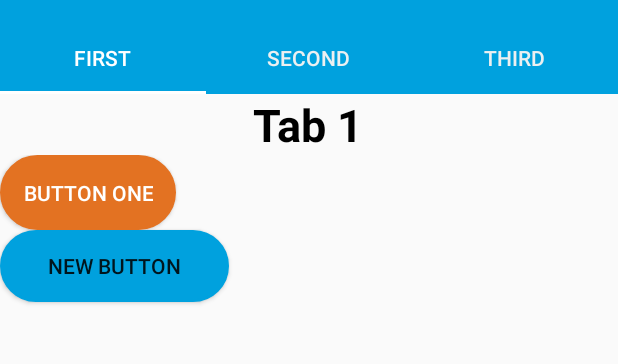
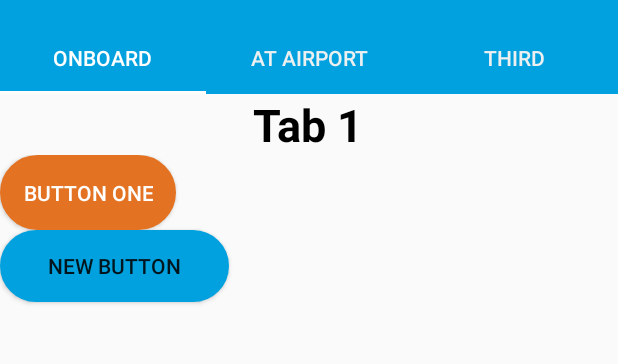
Before and after one commit to janlaan/Hyper42-Hackathon2019, an Android app: the screen it shows after launch (MainActivity), after a tap on "BUTTON ONE", on a phone screen of 412 x 824 dp, the part 62-426 px from its top. Run offline under Robolectric (Android 15) with nearby library versions, the phone set to English and light mode, and no system bars.

Commit message:
formatting

```diff
--- a/Phone/app/src/main/java/nl/hyper42/kim/android/MainActivity.java
+++ b/Phone/app/src/main/java/nl/hyper42/kim/android/MainActivity.java
@@ -1,17 +1,15 @@
 package nl.hyper42.kim.android;
 
+import android.os.Bundle;
 import android.support.design.widget.TabLayout;
 import android.support.v4.view.ViewPager;
 import android.support.v7.app.AppCompatActivity;
-import android.os.Bundle;
 import android.support.v7.widget.Toolbar;
 
-
 public class MainActivity extends AppCompatActivity implements TabLayout.OnTabSelectedListener {
- Toolbar toolbar;
- ViewPager viewPager;
- TabLayout tabLayout;
-
+    Toolbar toolbar;
+    ViewPager viewPager;
+    TabLayout tabLayout;
 
     @Override
     protected void onCreate(Bundle savedInstanceState) {
@@ -21,17 +19,15 @@ public class MainActivity extends AppCompatActivity implements TabLayout.OnTabSe
         toolbar = findViewById(R.id.toolbar);
         setSupportActionBar(toolbar);
 
+        tabLayout = findViewById(R.id.tablayout);
 
-        tabLayout = findViewById(R.id.tablayout);
-        tabLayout.addTab(tabLayout.newTab().setText("First"));
-        tabLayout.addTab(tabLayout.newTab().setText("Second"));
+        tabLayout.addTab(tabLayout.newTab().setText(getString(R.string.tab1)));
+        tabLayout.addTab(tabLayout.newTab().setText(getString(R.string.tab2)));
         tabLayout.addTab(tabLayout.newTab().setText("Third"));
-
 
         viewPager = findViewById(R.id.viewpager);
 
-        PagerAdapter
-                pagerAdapter = new PagerAdapter(getSupportFragmentManager(),tabLayout.getTabCount());
+        PagerAdapter pagerAdapter = new PagerAdapter(getSupportFragmentManager(), tabLayout.getTabCount());
 
         viewPager.setAdapter(pagerAdapter);
 
--- a/Phone/app/src/main/java/nl/hyper42/kim/android/PagerAdapter.java
+++ b/Phone/app/src/main/java/nl/hyper42/kim/android/PagerAdapter.java
@@ -19,7 +19,7 @@ public class PagerAdapter extends FragmentStatePagerAdapter {
 
     @Override
     public Fragment getItem(int position) {
-        switch (position){
+        switch (position) {
             case 0:
                 Tab1 tab1 = new Tab1();
                 return tab1;
@@ -33,8 +33,6 @@ public class PagerAdapter extends FragmentStatePagerAdapter {
                 return null;
         }
 
-
-
     }
 
     @Override
--- a/Phone/app/src/main/java/nl/hyper42/kim/android/Tab1.java
+++ b/Phone/app/src/main/java/nl/hyper42/kim/android/Tab1.java
@@ -1,22 +1,29 @@
 package nl.hyper42.kim.android;
 
-
-import android.app.AlertDialog;
+import android.os.Bundle;
 import android.support.v4.app.Fragment;
-import android.os.Bundle;
+import android.util.Log;
 import android.view.LayoutInflater;
 import android.view.View;
 import android.view.ViewGroup;
 import android.widget.Toast;
 
+import nl.hyper42.kim.android.generated.info.FlightInfo;
+import nl.hyper42.kim.android.info.InfoClient;
+import retrofit2.Call;
+import retrofit2.Callback;
+import retrofit2.Response;
+
 /**
- * Created by Kamere on 4/18/2018.
+ * The Onboard tab
  */
 
 public class Tab1 extends Fragment implements View.OnClickListener {
 
+    private String TAG = "Tab1";
+
     @Override
-    public View onCreateView(LayoutInflater inflater,ViewGroup container, Bundle savedInstanceState) {
+    public View onCreateView(LayoutInflater inflater, ViewGroup container, Bundle savedInstanceState) {
         View view = inflater.inflate(R.layout.tab1, container, false);
         View button = view.findViewById(R.id.button1);
         button.setOnClickListener(this);
@@ -27,12 +34,34 @@ public class Tab1 extends Fragment implements View.OnClickListener {
 
     @Override
     public void onClick(View view) {
-        if (view.getId()==R.id.button1) {
-            Toast.makeText(getContext(), "you choose button 1",
-                    Toast.LENGTH_SHORT).show();
-        } else {
-            Toast.makeText(getContext(), "you choose button 2",
-                    Toast.LENGTH_SHORT).show();
+        switch (view.getId()) {
+            case R.id.button1:
+                onButtonOneClick(view);
+                break;
+            case R.id.button2:
+                onButtonTwoClick();
+                break;
         }
     }
+
+    private void onButtonTwoClick() {
+        Call<FlightInfo> flightInfoCall = InfoClient.getInfoService().getFlightInfo();
+        flightInfoCall.enqueue(new Callback<FlightInfo>() {
+            @Override
+            public void onResponse(Call<FlightInfo> call, Response<FlightInfo> response) {
+                Toast.makeText(getContext(), "success", Toast.LENGTH_SHORT).show();
+            }
+
+            @Override
+            public void onFailure(Call<FlightInfo> call, Throwable t) {
+                Toast.makeText(getContext(), "failure", Toast.LENGTH_SHORT).show();
+                Log.e(TAG, "onFailure: ", t);
+            }
+        });
+        Toast.makeText(getContext(), "you choose button 2", Toast.LENGTH_SHORT).show();
+    }
+
+    private void onButtonOneClick(View view) {
+        Toast.makeText(getContext(), "you choose button 1", Toast.LENGTH_SHORT).show();
+    }
 }
--- a/Phone/app/src/main/java/nl/hyper42/kim/android/Tab2.java
+++ b/Phone/app/src/main/java/nl/hyper42/kim/android/Tab2.java
@@ -1,8 +1,8 @@
 package nl.hyper42.kim.android;
 
-import android.support.v4.app.Fragment;
 import android.os.Bundle;
 import android.support.annotation.Nullable;
+import android.support.v4.app.Fragment;
 import android.view.LayoutInflater;
 import android.view.View;
 import android.view.ViewGroup;
@@ -15,6 +15,6 @@ public class Tab2 extends Fragment {
     @Nullable
     @Override
     public View onCreateView(LayoutInflater inflater, @Nullable ViewGroup container, Bundle savedInstanceState) {
-        return inflater.inflate(R.layout.tab2,container,false);
+        return inflater.inflate(R.layout.tab2, container, false);
     }
 }
--- a/Phone/app/src/main/res/drawable/button_primary.xml
+++ b/Phone/app/src/main/res/drawable/button_primary.xml
@@ -2,8 +2,8 @@
 <selector xmlns:android="http://schemas.android.com/apk/res/android">
     <item>
         <shape android:shape="rectangle">
-            <solid android:color="@color/klm_primary_button"/>
-            <stroke android:color="@color/klm_primary_button" android:width="2dp" />
+            <solid android:color="@color/klm_primary_button" />
+            <stroke android:width="2dp" android:color="@color/klm_primary_button" />
             <!--corners allow us to make the rounded corners button-->
             <corners android:radius="32dp" />
         </shape>
--- a/Phone/app/src/main/res/drawable/button_secondary.xml
+++ b/Phone/app/src/main/res/drawable/button_secondary.xml
@@ -2,8 +2,8 @@
 <selector xmlns:android="http://schemas.android.com/apk/res/android">
     <item>
         <shape android:shape="rectangle">
-            <solid android:color="@color/klm_secondary_button"/>
-            <stroke android:color="@color/klm_secondary_button" android:width="2dp" />
+            <solid android:color="@color/klm_secondary_button" />
+            <stroke android:width="2dp" android:color="@color/klm_secondary_button" />
             <!--corners allow us to make the rounded corners button-->
             <corners android:radius="32dp" />
         </shape>
--- a/Phone/app/src/main/res/layout/activity_main.xml
+++ b/Phone/app/src/main/res/layout/activity_main.xml
@@ -12,20 +12,17 @@
         android:layout_height="wrap_content"
         android:background="@color/klm_blue"
         app:title="@string/app_name"
-        app:titleTextColor="@color/klm_white"
-        >
-    </android.support.v7.widget.Toolbar>
+        app:titleTextColor="@color/klm_white"></android.support.v7.widget.Toolbar>
 
     <android.support.design.widget.TabLayout
         android:id="@+id/tablayout"
-        android:layout_below="@+id/toolbar"
         android:layout_width="match_parent"
         android:layout_height="wrap_content"
+        android:layout_below="@+id/toolbar"
         android:background="@color/klm_blue"
+        app:tabIndicatorColor="@color/klm_white"
         app:tabSelectedTextColor="@color/klm_white"
-        app:tabTextColor="@color/klm_gray"
-        app:tabIndicatorColor="@color/klm_white"
-       />
+        app:tabTextColor="@color/klm_gray" />
 
     <android.support.v4.view.ViewPager
         android:id="@+id/viewpager"
--- a/Phone/app/src/main/res/layout/tab1.xml
+++ b/Phone/app/src/main/res/layout/tab1.xml
@@ -1,42 +1,43 @@
 <?xml version="1.0" encoding="utf-8"?>
-<RelativeLayout
-    xmlns:android="http://schemas.android.com/apk/res/android" android:layout_width="match_parent"
+<RelativeLayout xmlns:android="http://schemas.android.com/apk/res/android"
+    android:layout_width="match_parent"
     android:layout_height="match_parent">
+
     <TextView
         android:id="@+id/tab1_top"
         android:layout_width="wrap_content"
         android:layout_height="wrap_content"
         android:layout_centerHorizontal="true"
+        android:text="Tab 1"
+        android:textColor="@color/klm_text"
         android:textSize="30dp"
-        android:textColor="@color/klm_text"
-        android:textStyle="bold|normal"
-        android:text="Tab 1"        />
+        android:textStyle="bold|normal" />
 
     <LinearLayout
-        android:orientation="vertical"
         android:layout_width="fill_parent"
         android:layout_height="fill_parent"
+        android:layout_below="@+id/tab1_top"
         android:layout_alignParentStart="true"
-        android:layout_below="@+id/tab1_top">
+        android:orientation="vertical">
+
         <Button
             android:id="@+id/button1"
             android:layout_width="wrap_content"
             android:layout_height="wrap_content"
-            android:text="Button one"
-            android:textColor="@color/klm_white"
             android:background="@drawable/button_primary"
             android:padding="15dp"
             android:paddingHorizontal="32dp"
-            />
+            android:text="Button one"
+            android:textColor="@color/klm_white" />
 
 
         <Button
+            android:id="@+id/button2"
             android:layout_width="wrap_content"
             android:layout_height="wrap_content"
-            android:text="New Button"
             android:background="@drawable/button_secondary"
             android:paddingHorizontal="32dp"
-            android:id="@+id/button2" />
+            android:text="New Button" />
 
     </LinearLayout>
 </RelativeLayout>
--- a/Phone/app/src/main/res/values/strings.xml
+++ b/Phone/app/src/main/res/values/strings.xml
@@ -1,3 +1,5 @@
 <resources>
     <string name="app_name">KIM: your personal KLM assistent</string>
+    <string name="tab1">Onboard</string>
+    <string name="tab2">At Airport</string>
 </resources>
```
Also changed, not shown: Phone/app/build.gradle (+6 -4 lines), Phone/app/src/main/java/nl/hyper42/kim/android/Tab3.java (+4 -4 lines), Phone/app/src/main/res/layout/tab2.xml (+6 -6 lines), Phone/app/src/main/res/layout/tab3.xml (+6 -6 lines), Phone/app/src/main/java/nl/hyper42/kim/android/generated/info/Detail.java, Phone/app/src/main/java/nl/hyper42/kim/android/generated/info/FlightInfo.java, Phone/app/src/main/java/nl/hyper42/kim/android/generated/info/Individual.java, Phone/app/src/main/java/nl/hyper42/kim/android/generated/info/MilesAndXPCounter.java, Phone/app/src/main/java/nl/hyper42/kim/android/generated/info/MoreTransactions.java, Phone/app/src/main/java/nl/hyper42/kim/android/generated/info/Transactions.java, Phone/app/src/main/java/nl/hyper42/kim/android/generated/info/TransactionsList.java, Phone/app/src/main/java/nl/hyper42/kim/android/generated/info/XpActivity.java, Phone/app/src/main/java/nl/hyper42/kim/android/generated/info/XpActivityDetail.java, Phone/app/src/main/java/nl/hyper42/kim/android/generated/info/XpCounter.java, 1 more files, 1 other file.
